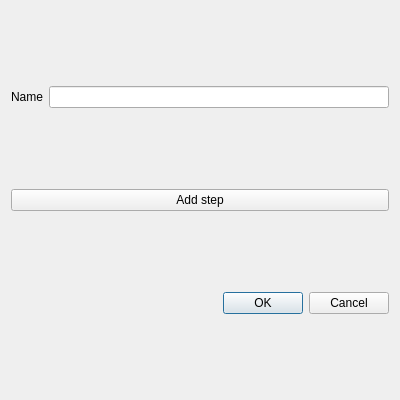
Old version of the form ui/steps_fan_profile_dialog.ui in the repository AlexandrAlexeev7119/NvCtrl-linux.
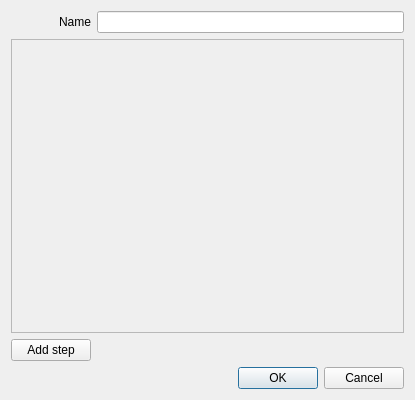
New version of the form.

The edit to the form file:
```diff
--- a/ui/steps_fan_profile_dialog.ui
+++ b/ui/steps_fan_profile_dialog.ui
@@ -6,7 +6,7 @@
    <rect>
     <x>0</x>
     <y>0</y>
-    <width>400</width>
+    <width>415</width>
     <height>400</height>
    </rect>
   </property>
@@ -22,19 +22,41 @@
      <property name="text">
       <string>Name</string>
      </property>
+     <property name="alignment">
+      <set>Qt::AlignRight|Qt::AlignTrailing|Qt::AlignVCenter</set>
+     </property>
     </widget>
    </item>
-   <item row="5" column="0" colspan="2">
+   <item row="2" column="0" colspan="2">
+    <widget class="QScrollArea" name="scrollArea">
+     <property name="widgetResizable">
+      <bool>true</bool>
+     </property>
+     <widget class="QWidget" name="scrollAreaWidgetContents">
+      <property name="geometry">
+       <rect>
+        <x>0</x>
+        <y>0</y>
+        <width>395</width>
+        <height>287</height>
+       </rect>
+      </property>
+      <layout class="QGridLayout" name="gridLayout_2">
+       <item row="0" column="0">
+        <layout class="QGridLayout" name="gridLayout_steps"/>
+       </item>
+      </layout>
+     </widget>
+    </widget>
+   </item>
+   <item row="6" column="0" colspan="2">
     <widget class="QDialogButtonBox" name="buttonBox">
      <property name="standardButtons">
       <set>QDialogButtonBox::Cancel|QDialogButtonBox::Ok</set>
      </property>
     </widget>
    </item>
-   <item row="2" column="0" colspan="2">
-    <layout class="QGridLayout" name="gridLayout_steps"/>
-   </item>
-   <item row="1" column="0" colspan="2">
+   <item row="3" column="0">
     <widget class="QPushButton" name="pushButton_add_new_step">
      <property name="text">
       <string>Add step</string>
```
